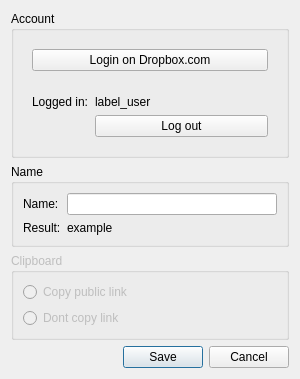
First picture: the form in dropbox/settings.ui, repository olav-st/screencloud-plugins, before the edit.
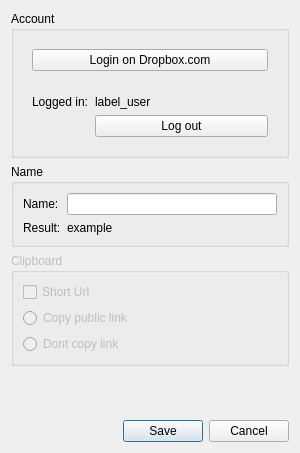
Second picture: the form after the edit.

Diff of the .ui file:
```diff
--- a/dropbox/settings.ui
+++ b/dropbox/settings.ui
@@ -7,7 +7,7 @@
     <x>0</x>
     <y>0</y>
     <width>300</width>
-    <height>351</height>
+    <height>453</height>
    </rect>
   </property>
   <property name="windowTitle">
@@ -105,6 +105,13 @@
       <string>Clipboard</string>
      </property>
      <layout class="QVBoxLayout" name="verticalLayout_3">
+      <item>
+       <widget class="QCheckBox" name="short_url">
+        <property name="text">
+         <string>Short Url</string>
+        </property>
+       </widget>
+      </item>
       <item>
        <widget class="QRadioButton" name="radio_publiclink">
         <property name="text">
```
